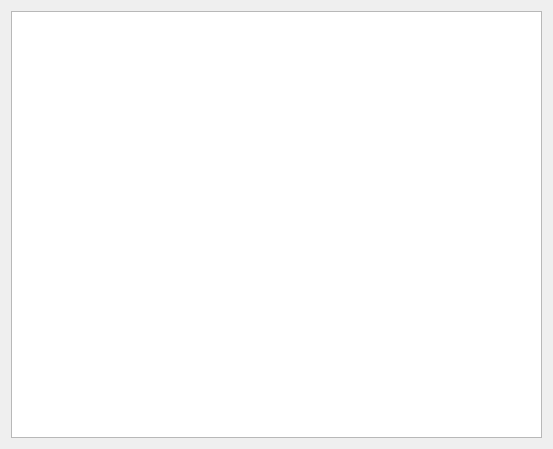
fatehmtd/RequestFlow, file BleachUI/CoreView/ui/ScriptNodeUi.ui: the form before one commit.
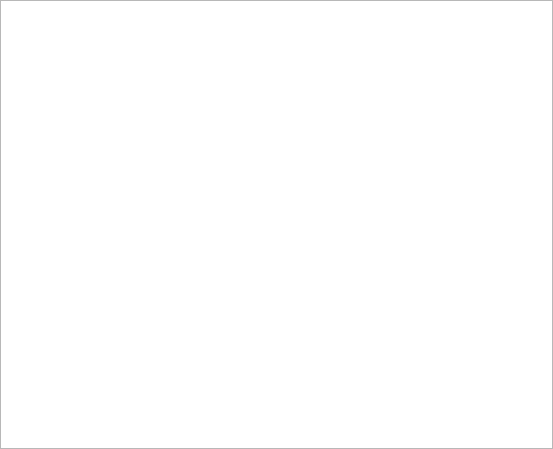
The form after the commit.

Commit message:
Added progress bar and removed the ModifierNode
* enabled cubic edges

```diff
--- a/BleachUI/CoreView/ui/ScriptNodeUi.ui
+++ b/BleachUI/CoreView/ui/ScriptNodeUi.ui
@@ -14,6 +14,21 @@
    <string>ScriptNodeWidgetUi</string>
   </property>
   <layout class="QGridLayout" name="gridLayout">
+   <property name="leftMargin">
+    <number>0</number>
+   </property>
+   <property name="topMargin">
+    <number>0</number>
+   </property>
+   <property name="rightMargin">
+    <number>0</number>
+   </property>
+   <property name="bottomMargin">
+    <number>0</number>
+   </property>
+   <property name="spacing">
+    <number>0</number>
+   </property>
    <item row="0" column="0">
     <widget class="QPlainTextEdit" name="plainTextEdit"/>
    </item>
```
The commit also changes 14 other files.
